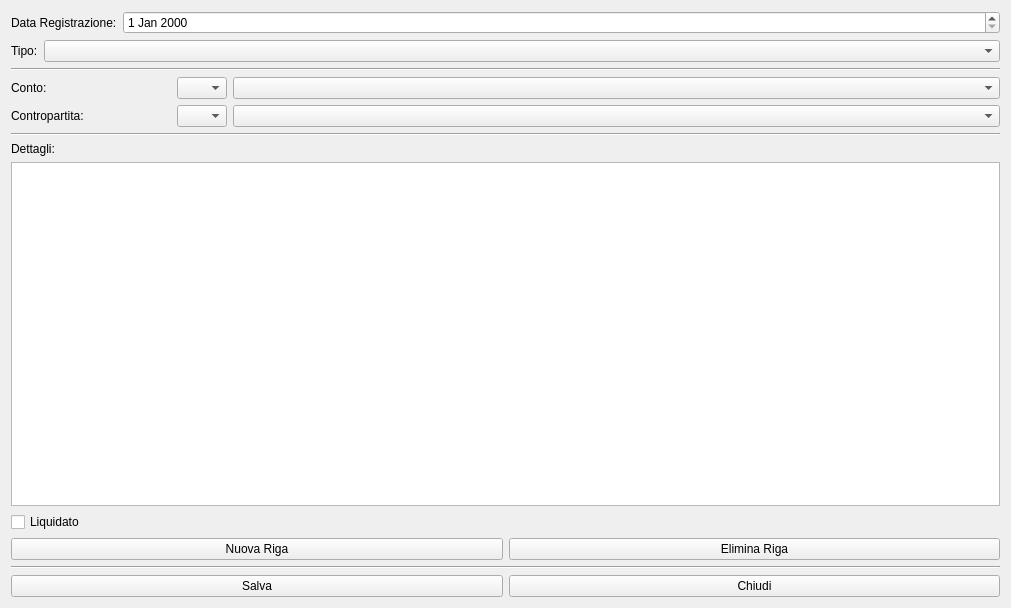
fblabs/cimiapp2, file cnuovaregistrazione.ui: the form before one commit.
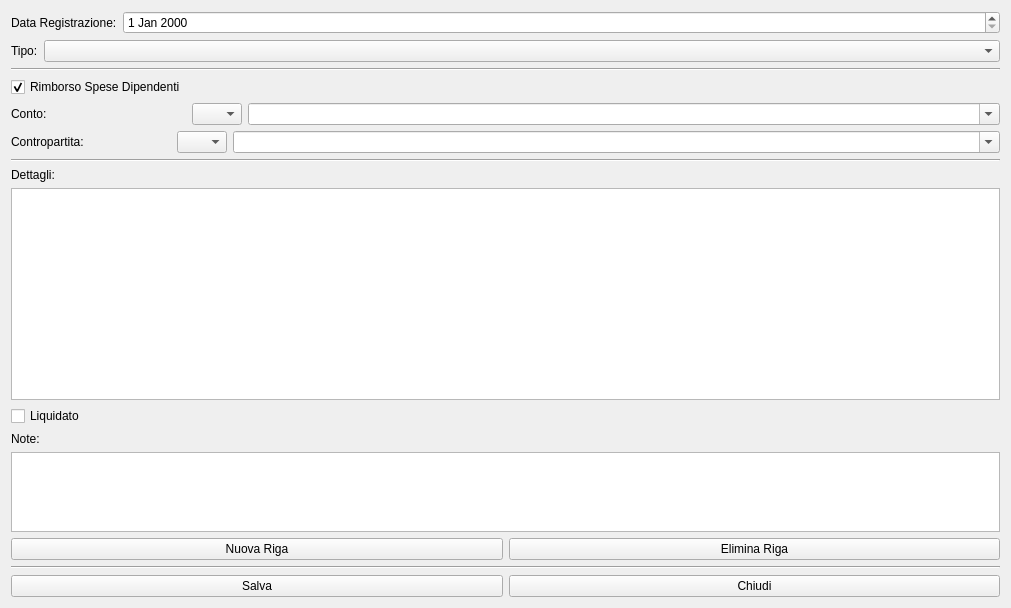
The form after the commit. Icons and pictures are not drawn.

```diff
--- a/cnuovaregistrazione.ui
+++ b/cnuovaregistrazione.ui
@@ -59,7 +59,17 @@
     <layout class="QVBoxLayout" name="verticalLayout_2">
      <item>
       <layout class="QGridLayout" name="gridLayout_2">
-       <item row="0" column="0">
+       <item row="1" column="3">
+        <widget class="QComboBox" name="cbConto">
+         <property name="editable">
+          <bool>true</bool>
+         </property>
+         <property name="insertPolicy">
+          <enum>QComboBox::NoInsert</enum>
+         </property>
+        </widget>
+       </item>
+       <item row="1" column="0">
         <widget class="QLabel" name="label_4">
          <property name="maximumSize">
           <size>
@@ -72,7 +82,7 @@
          </property>
         </widget>
        </item>
-       <item row="0" column="1">
+       <item row="1" column="2">
         <widget class="QComboBox" name="cbSottogruppo">
          <property name="maximumSize">
           <size>
@@ -82,8 +92,15 @@
          </property>
         </widget>
        </item>
-       <item row="0" column="2">
-        <widget class="QComboBox" name="cbConto"/>
+       <item row="0" column="0">
+        <widget class="QCheckBox" name="cbxRimborso">
+         <property name="text">
+          <string>Rimborso Spese Dipendenti</string>
+         </property>
+         <property name="checked">
+          <bool>true</bool>
+         </property>
+        </widget>
        </item>
       </layout>
      </item>
@@ -113,7 +130,14 @@
         </widget>
        </item>
        <item row="0" column="2">
-        <widget class="QComboBox" name="cbContropartita"/>
+        <widget class="QComboBox" name="cbContropartita">
+         <property name="editable">
+          <bool>true</bool>
+         </property>
+         <property name="insertPolicy">
+          <enum>QComboBox::NoInsert</enum>
+         </property>
+        </widget>
        </item>
       </layout>
      </item>
@@ -145,6 +169,29 @@
        </property>
       </widget>
      </item>
+     <item>
+      <widget class="QLabel" name="label_6">
+       <property name="text">
+        <string>Note:</string>
+       </property>
+      </widget>
+     </item>
+     <item>
+      <widget class="QPlainTextEdit" name="ptNote">
+       <property name="maximumSize">
+        <size>
+         <width>16777215</width>
+         <height>80</height>
+        </size>
+       </property>
+       <property name="baseSize">
+        <size>
+         <width>0</width>
+         <height>0</height>
+        </size>
+       </property>
+      </widget>
+     </item>
      <item>
       <layout class="QHBoxLayout" name="horizontalLayout">
        <item>
```
Left out of the diff: 2 changed lines with no effect on the pictures.
